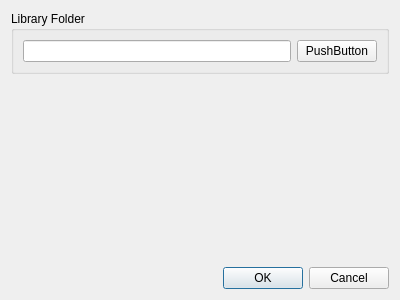
Before: the Qt Designer form settings_window_design.ui in DotBow/Blender-Launcher, drawn with Qt 5.
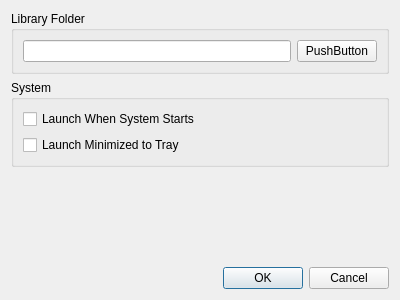
After: the same form once the commit is applied.

Commit message: Added system settings group box

Patch:
```diff
--- a/settings_window_design.ui
+++ b/settings_window_design.ui
@@ -40,6 +40,29 @@
      </layout>
     </widget>
    </item>
+   <item>
+    <widget class="QGroupBox" name="groupBox_2">
+     <property name="title">
+      <string>System</string>
+     </property>
+     <layout class="QVBoxLayout" name="verticalLayout_2">
+      <item>
+       <widget class="QCheckBox" name="checkBox">
+        <property name="text">
+         <string>Launch When System Starts</string>
+        </property>
+       </widget>
+      </item>
+      <item>
+       <widget class="QCheckBox" name="checkBox_2">
+        <property name="text">
+         <string>Launch Minimized to Tray</string>
+        </property>
+       </widget>
+      </item>
+     </layout>
+    </widget>
+   </item>
    <item>
     <spacer name="verticalSpacer">
      <property name="orientation">
```
The commit also changes 1 other file.
